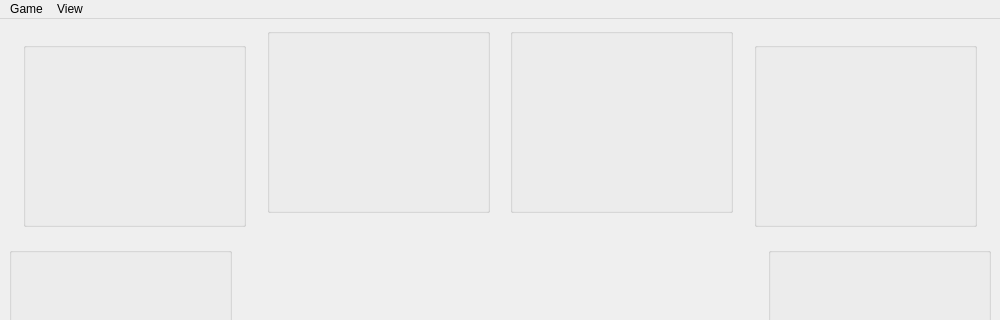
Old version of the form src/gui/qt/gametable.ui in the repository pokerth/pokerth; both pictures show x 0 to 1000 and y 0 to 320 of the 1000 by 680 pixel window.
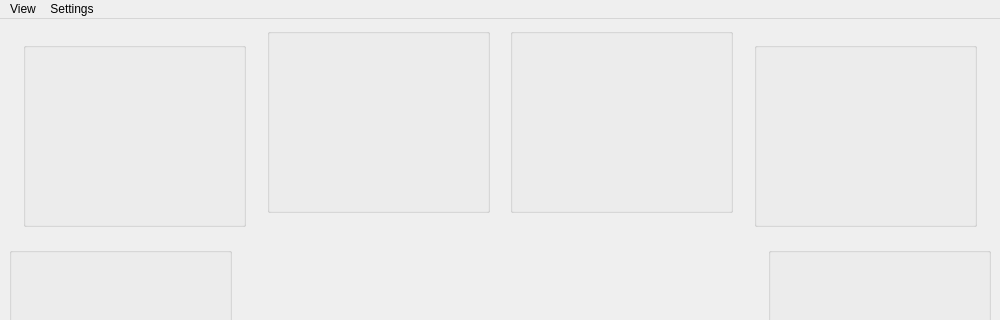
New version of the form. Custom widgets are drawn as their Qt base class.

Commit message: next steps startwindow-integration --> UNSTABLE

Patch:
```diff
--- a/src/gui/qt/gametable.ui
+++ b/src/gui/qt/gametable.ui
@@ -2911,7 +2911,7 @@
      <x>0</x>
      <y>0</y>
      <width>1000</width>
-     <height>28</height>
+     <height>21</height>
     </rect>
    </property>
    <widget class="QMenu" name="menuView" >
@@ -2924,9 +2924,9 @@
     <addaction name="actionShowHideLog" />
     <addaction name="actionShowHideAway" />
    </widget>
-   <widget class="QMenu" name="menuSpiel" >
+   <widget class="QMenu" name="menuSettings" >
     <property name="title" >
-     <string>Game</string>
+     <string>Settings</string>
     </property>
     <widget class="QMenu" name="menuNetwork_Game" >
      <property name="title" >
@@ -2942,8 +2942,8 @@
     <addaction name="actionAboutPokerth" />
     <addaction name="actionQuit" />
    </widget>
-   <addaction name="menuSpiel" />
    <addaction name="menuView" />
+   <addaction name="menuSettings" />
   </widget>
   <widget class="QStatusBar" name="statusbar" >
    <property name="geometry" >
```
Left out of the diff: 73 changed lines with no effect on the pictures. The commit also changes 1 other file.
